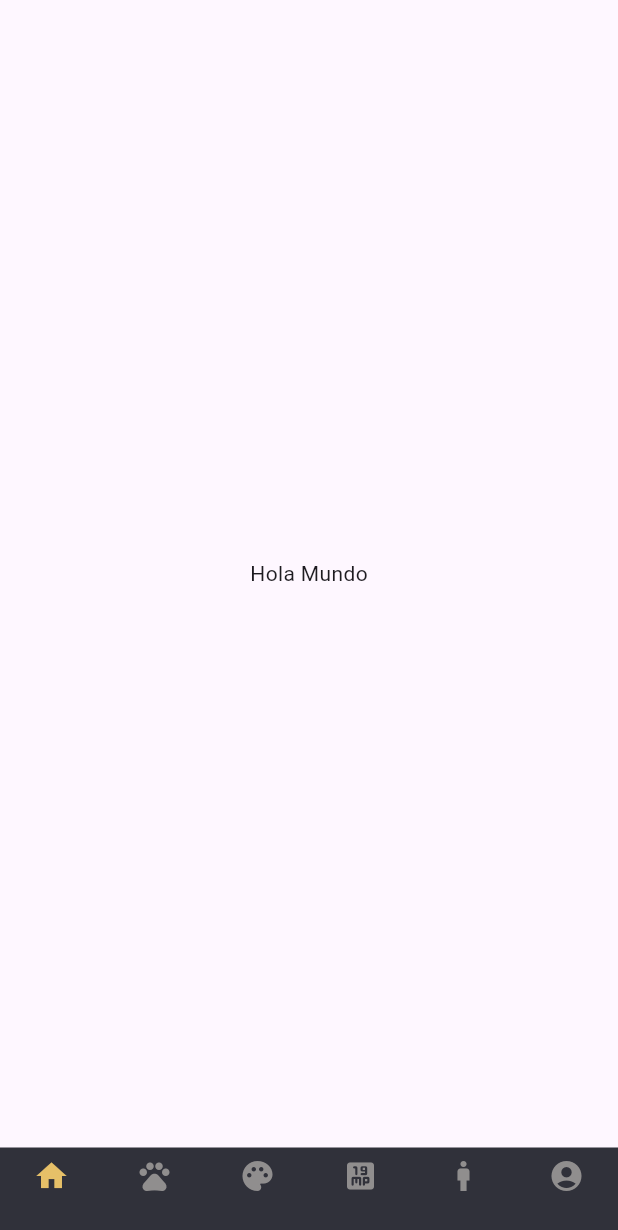
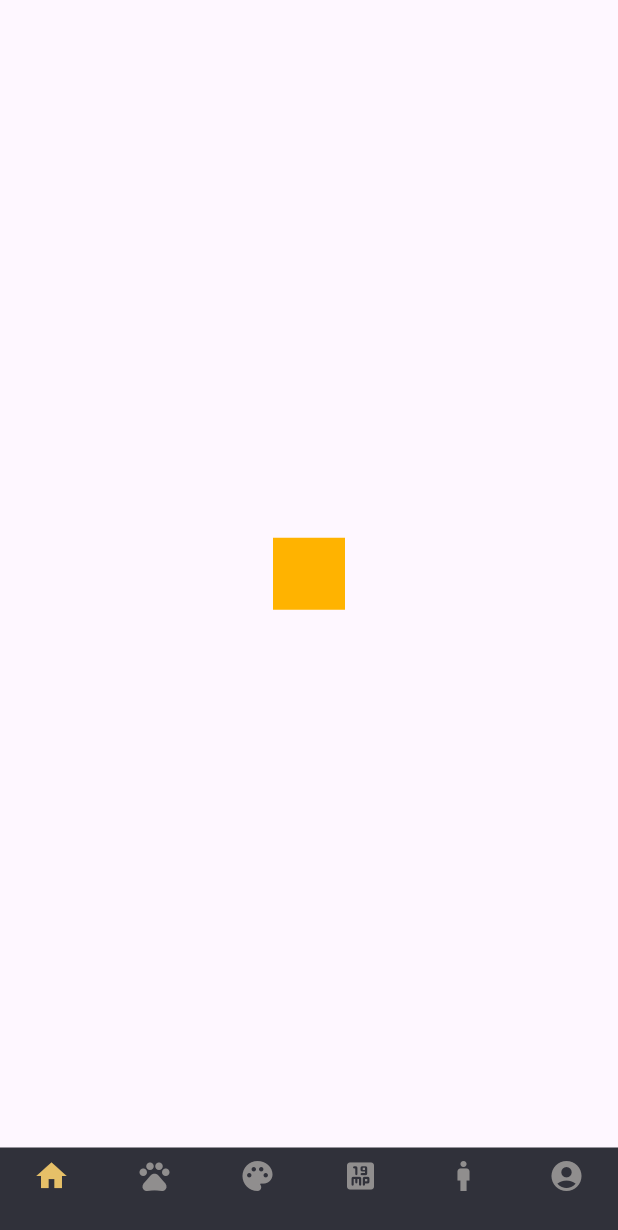
Before and after one commit to Jsrodriguez03/Frontend-DiccionarioKMovil, a Flutter app: the EditWord screen opened by its route, on a phone screen of 412 x 824 dp. Shown: the top 1230 px of the screen. Run offline on Flutter 3.47's test engine with Material 2 defaults, Android fonts, the light colour scheme and no system bars; our stand-ins replace get; missing offline and left inert: animation_search_bar.

Commit message:
Ajustes de navbar

```diff
--- a/lib/ui/app.dart
+++ b/lib/ui/app.dart
@@ -20,7 +20,7 @@ class MyApp extends StatelessWidget {
         // colorScheme: ColorScheme.fromSeed(seedColor: Colors.deepPurple),
         useMaterial3: true,
       ),
-      home: const Home(),
+      home: const EditWord(),
       routes: {
         '/home': (context) => const Home(),
         "/animals": (context) => const AnimalsCategory(),
--- a/lib/ui/pages/Category/animals.dart
+++ b/lib/ui/pages/Category/animals.dart
@@ -1,6 +1,6 @@
 import 'package:flutter/material.dart';
 import 'package:frontend_diccionario/ui/pages/widgets.dart';
-import 'package:frontend_diccionario/ui/widgets/navbar/navbar.dart' as nav;
+import 'package:frontend_diccionario/ui/Widgets/Navbar/navbar.dart' as nav;
 import 'package:animation_search_bar/animation_search_bar.dart'
 
     show AnimationSearchBar;
--- a/lib/ui/pages/Category/body.dart
+++ b/lib/ui/pages/Category/body.dart
@@ -1,6 +1,6 @@
 import 'package:flutter/material.dart';
 import 'package:frontend_diccionario/ui/pages/widgets.dart';
-import 'package:frontend_diccionario/ui/widgets/navbar/navbar.dart' as nav;
+import 'package:frontend_diccionario/ui/Widgets/Navbar/navbar.dart' as nav;
 import 'package:animation_search_bar/animation_search_bar.dart'
     show AnimationSearchBar;
 
--- a/lib/ui/pages/Category/colors.dart
+++ b/lib/ui/pages/Category/colors.dart
@@ -1,6 +1,6 @@
 import 'package:flutter/material.dart';
 import 'package:frontend_diccionario/ui/pages/widgets.dart';
-import 'package:frontend_diccionario/ui/widgets/navbar/navbar.dart' as nav;
+import 'package:frontend_diccionario/ui/Widgets/Navbar/navbar.dart' as nav;
 import 'package:animation_search_bar/animation_search_bar.dart'
     show AnimationSearchBar;
 
--- a/lib/ui/pages/Category/numbers.dart
+++ b/lib/ui/pages/Category/numbers.dart
@@ -1,6 +1,6 @@
 import 'package:flutter/material.dart';
 import 'package:frontend_diccionario/ui/pages/widgets.dart';
-import 'package:frontend_diccionario/ui/widgets/navbar/navbar.dart' as nav;
+import 'package:frontend_diccionario/ui/Widgets/Navbar/navbar.dart' as nav;
 import 'package:animation_search_bar/animation_search_bar.dart'
     show AnimationSearchBar;
 
--- a/lib/ui/pages/EditWord/editWord.dart
+++ b/lib/ui/pages/EditWord/editWord.dart
@@ -1,16 +1,21 @@
 import 'package:flutter/material.dart';
-import 'package:frontend_diccionario/ui/widgets/navbar/navbar.dart';
+import 'package:frontend_diccionario/ui/Widgets/Navbar/navbar.dart';
 
 class EditWord extends StatelessWidget {
   const EditWord({super.key});
 
   @override
   Widget build(BuildContext context) {
-    return const Scaffold(
+    return Scaffold(
       body: Center(
-        child: Text("Hola Mundo"),
+        child: Container(
+            margin: const EdgeInsets.all(10.0),
+            color: Colors.amber[600],
+            width: 48.0,
+            height: 48.0,
+        ),
       ),
-        bottomNavigationBar: NavBarCategory(),
+        bottomNavigationBar: const NavBarCategory(),
     );
   }
 }
--- a/lib/ui/pages/Feedback/formFeedback.dart
+++ b/lib/ui/pages/Feedback/formFeedback.dart
@@ -1,5 +1,5 @@
 import 'package:flutter/material.dart';
-import 'package:frontend_diccionario/ui/widgets/navbar/navbar.dart';
+import 'package:frontend_diccionario/ui/Widgets/Navbar/navbar.dart';
 
 class FormFeedback extends StatelessWidget {
   const FormFeedback({super.key});
--- a/lib/ui/pages/home.dart
+++ b/lib/ui/pages/home.dart
@@ -1,5 +1,5 @@
 import 'package:flutter/material.dart';
-import 'package:frontend_diccionario/ui/widgets/navbar/navbar.dart';
+import 'package:frontend_diccionario/ui/Widgets/Navbar/navbar.dart';
 
 class Home extends StatelessWidget {
   const Home({super.key});
--- a/lib/ui/widgets/navbar/navbar.dart
+++ b/lib/ui/widgets/navbar/navbar.dart
@@ -34,12 +34,6 @@ class _NavBarCategoryState extends State<NavBarCategory> {
               : Get.toNamed(navigationRoutes[value]);
           });
       },
-      /*onTap: (index) {
-        final navigationRoutes = ["/home", "/animals", "/colors", "/numbers", "/bodys", "/home"];
-        (navigationRoutes[index] == "/home")
-            ? Get.offAllNamed(navigationRoutes[index])
-            : Get.toNamed(navigationRoutes[index]);
-      },*/
       backgroundColor: theme.color("primary"),
       selectedItemColor: theme.color("secondary"),
       unselectedItemColor: theme.color("primary"),
```
